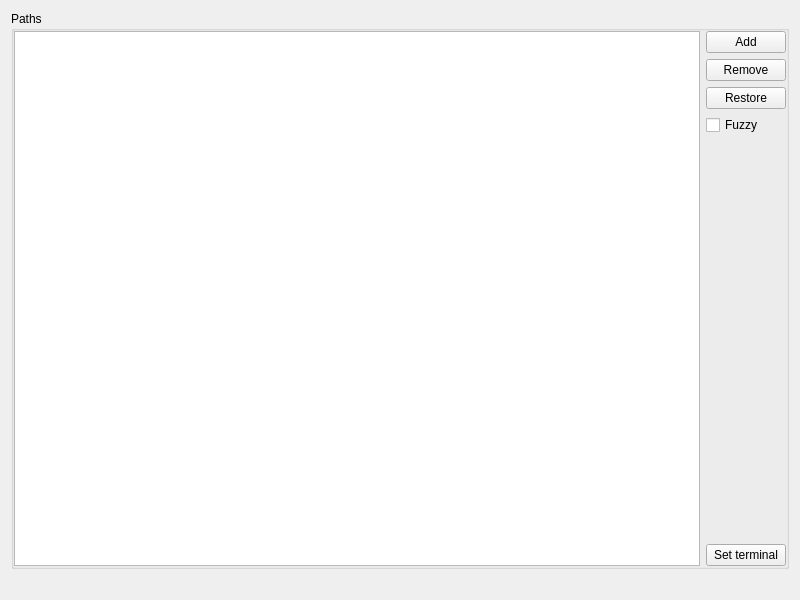
Old version of the form src/plugins/applications/configwidget.ui in the repository albertlauncher/albert.
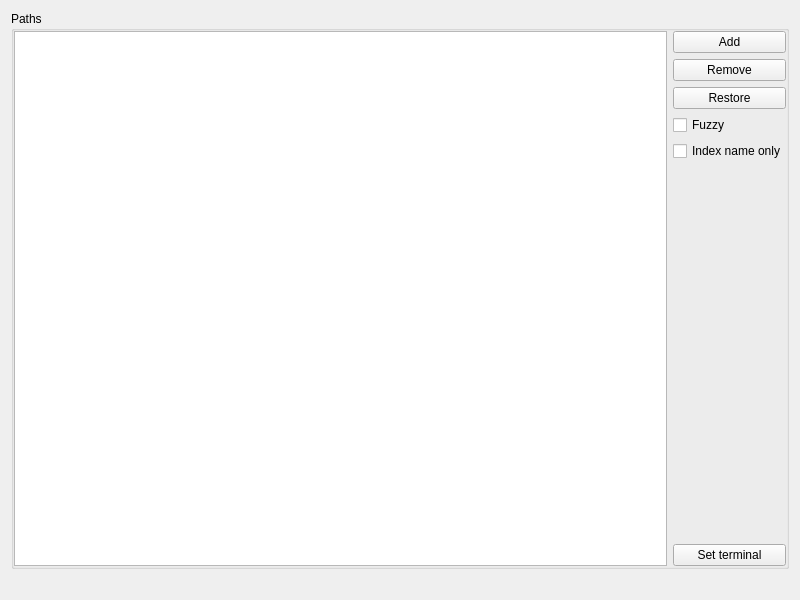
New version of the form.

Commit message: Add option to index application name only

```diff
--- a/src/plugins/applications/configwidget.ui
+++ b/src/plugins/applications/configwidget.ui
@@ -66,6 +66,13 @@
           </property>
          </widget>
         </item>
+        <item>
+         <widget class="QCheckBox" name="checkBox_indexNameOnly">
+          <property name="text">
+           <string>Index name only</string>
+          </property>
+         </widget>
+        </item>
         <item>
          <spacer name="verticalSpacer_3">
           <property name="orientation">
```
The commit also changes 3 other files.
